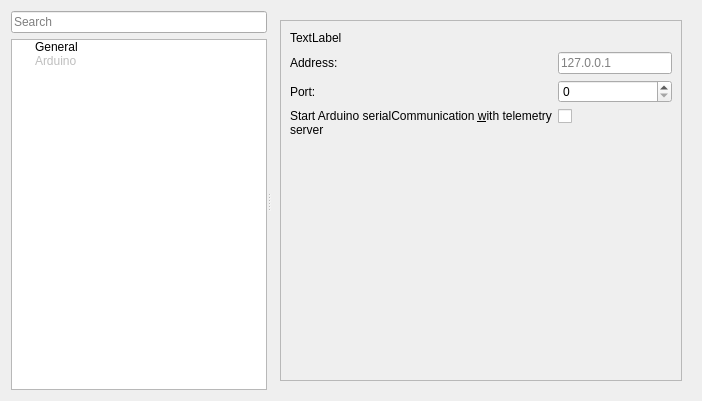
BOSSoNe0013/RacingGameTelemetry, file ui/preferences_window.ui: the form before one commit.
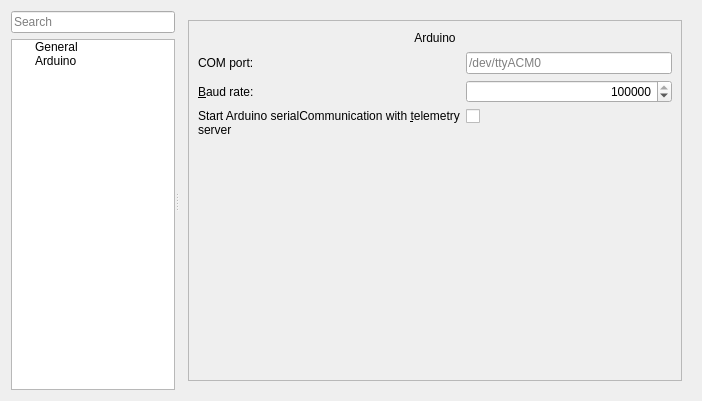
The form after the commit. The open tabs and pages were chosen to show the change. Icons and pictures are not drawn.

Commit message: add pedals activity save and read user preferences

```diff
--- a/ui/preferences_window.ui
+++ b/ui/preferences_window.ui
@@ -45,6 +45,12 @@
       <enum>Qt::Horizontal</enum>
      </property>
      <widget class="QWidget" name="widget" native="true">
+      <property name="sizePolicy">
+       <sizepolicy hsizetype="Minimum" vsizetype="Preferred">
+        <horstretch>0</horstretch>
+        <verstretch>0</verstretch>
+       </sizepolicy>
+      </property>
       <property name="minimumSize">
        <size>
         <width>128</width>
@@ -111,7 +117,7 @@
             <normaloff>.</normaloff>.</iconset>
           </property>
           <property name="flags">
-           <set>ItemIsSelectable</set>
+           <set>ItemIsSelectable|ItemIsEnabled</set>
           </property>
          </item>
         </widget>
@@ -127,18 +133,18 @@
       </property>
       <property name="minimumSize">
        <size>
-        <width>360</width>
+        <width>512</width>
         <height>0</height>
        </size>
       </property>
       <property name="baseSize">
        <size>
-        <width>360</width>
+        <width>512</width>
         <height>0</height>
        </size>
       </property>
       <property name="currentIndex">
-       <number>0</number>
+       <number>1</number>
       </property>
       <widget class="QWidget" name="general_preferences">
        <property name="sizePolicy">
@@ -200,12 +206,12 @@
                 <string>Port:</string>
                </property>
                <property name="buddy">
-                <cstring>spinBox_2</cstring>
+                <cstring>udp_port</cstring>
                </property>
               </widget>
              </item>
              <item row="3" column="1">
-              <widget class="QSpinBox" name="spinBox_2">
+              <widget class="QSpinBox" name="udp_port">
                <property name="minimum">
                 <number>10000</number>
                </property>
@@ -218,7 +224,7 @@
               </widget>
              </item>
              <item row="2" column="1">
-              <widget class="QLineEdit" name="lineEdit">
+              <widget class="QLineEdit" name="udp_host">
                <property name="placeholderText">
                 <string>127.0.0.1</string>
                </property>
@@ -320,18 +326,18 @@
              <item row="2" column="0">
               <widget class="QLabel" name="startServiceAtApplicationLaunchLabel">
                <property name="text">
-                <string>Start ser&amp;vice at application launch</string>
+                <string>S&amp;tart service at application launch</string>
                </property>
                <property name="wordWrap">
                 <bool>false</bool>
                </property>
                <property name="buddy">
-                <cstring>startServiceAtApplicationLaunchCheckBox</cstring>
+                <cstring>autostart</cstring>
                </property>
               </widget>
              </item>
              <item row="2" column="1">
-              <widget class="QCheckBox" name="startServiceAtApplicationLaunchCheckBox"/>
+              <widget class="QCheckBox" name="autostart"/>
              </item>
             </layout>
            </item>
@@ -399,7 +405,10 @@
               </size>
              </property>
              <property name="text">
-              <string>TextLabel</string>
+              <string>Arduino</string>
+             </property>
+             <property name="alignment">
+              <set>Qt::AlignCenter</set>
              </property>
             </widget>
            </item>
@@ -417,43 +426,59 @@
              <item row="1" column="0">
               <widget class="QLabel" name="label_10">
                <property name="text">
-                <string>Address:</string>
+                <string>COM port:</string>
                </property>
               </widget>
              </item>
              <item row="2" column="0">
               <widget class="QLabel" name="label_11">
                <property name="text">
-                <string>Port:</string>
+                <string>&amp;Baud rate:</string>
                </property>
                <property name="buddy">
-                <cstring>spinBox_3</cstring>
+                <cstring>arduino_baud_rate</cstring>
                </property>
               </widget>
              </item>
              <item row="2" column="1">
-              <widget class="QSpinBox" name="spinBox_3"/>
+              <widget class="QSpinBox" name="arduino_baud_rate">
+               <property name="alignment">
+                <set>Qt::AlignRight|Qt::AlignTrailing|Qt::AlignVCenter</set>
+               </property>
+               <property name="minimum">
+                <number>300</number>
+               </property>
+               <property name="maximum">
+                <number>250000</number>
+               </property>
+               <property name="singleStep">
+                <number>100</number>
+               </property>
+               <property name="value">
+                <number>115200</number>
+               </property>
+              </widget>
              </item>
              <item row="3" column="0">
               <widget class="QLabel" name="autoStartArduinoLabel">
                <property name="text">
-                <string>Start Arduino serialCommunication &amp;with telemetry server</string>
+                <string>Start Arduino serialCommunication with &amp;telemetry server</string>
                </property>
                <property name="wordWrap">
                 <bool>true</bool>
                </property>
                <property name="buddy">
-                <cstring>autoStartArduinoCheckBox</cstring>
+                <cstring>arduino_autostart</cstring>
                </property>
               </widget>
              </item>
              <item row="3" column="1">
-              <widget class="QCheckBox" name="autoStartArduinoCheckBox"/>
+              <widget class="QCheckBox" name="arduino_autostart"/>
              </item>
              <item row="1" column="1">
-              <widget class="QLineEdit" name="lineEdit_2">
+              <widget class="QLineEdit" name="arduino_com_port">
                <property name="placeholderText">
-                <string>127.0.0.1</string>
+                <string>/dev/ttyACM0</string>
                </property>
               </widget>
              </item>
```
Left out of the diff: 113 changed lines with no effect on the pictures. The commit also changes 9 other files.
